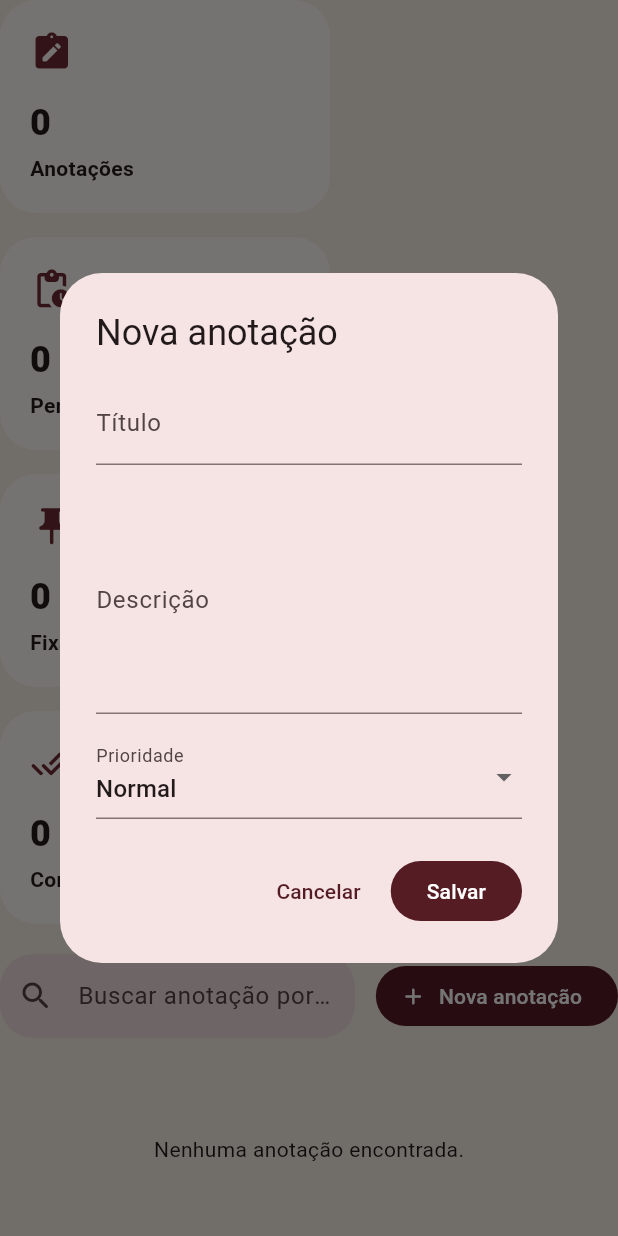
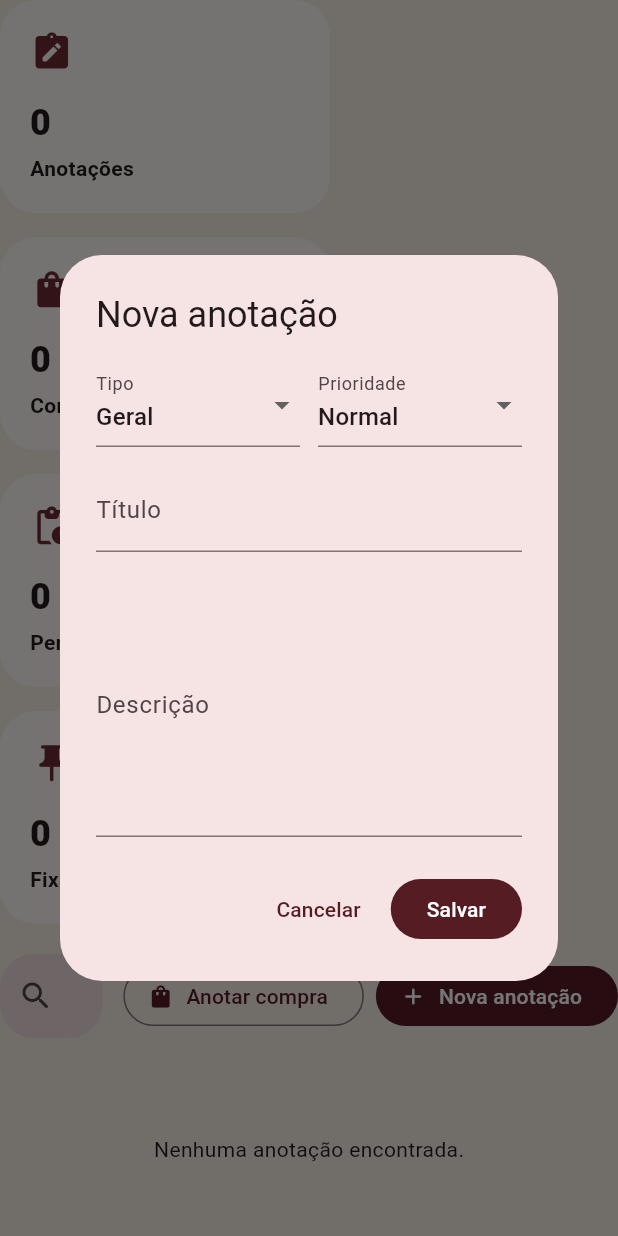
Before and after one commit to willcyber512/acougue_do_leleco, a Flutter app: the NotesScreen widget shown alone on an empty page, opened directly, after a tap on "Nova anotação", on a phone screen of 412 x 824 dp. Run offline on Flutter 3.47's test engine with Material 3 defaults, Android fonts, the phone set to English and light mode, and no system bars; our stand-ins replace go_router, pdf, printing, shared_preferences; accounts and stored records are empty.

Commit message:
Melhora anotacoes com tipo compra

```diff
--- a/lib/core/constants/app_constants.dart
+++ b/lib/core/constants/app_constants.dart
@@ -2,5 +2,5 @@ class AppConstants {
   AppConstants._();
 
   static const String appName = 'Açougue do Leleco';
-  static const String appVersion = '1.3.0';
+  static const String appVersion = '1.4.0';
 }
--- a/lib/models/internal_note.dart
+++ b/lib/models/internal_note.dart
@@ -24,11 +24,44 @@ NotePriority notePriorityFromName(String? value) {
   );
 }
 
+enum NoteKind {
+  general,
+  purchase,
+  stock,
+  cash,
+  customer,
+}
+
+extension NoteKindLabel on NoteKind {
+  String get label {
+    switch (this) {
+      case NoteKind.general:
+        return 'Geral';
+      case NoteKind.purchase:
+        return 'Compra';
+      case NoteKind.stock:
+        return 'Estoque';
+      case NoteKind.cash:
+        return 'Caixa';
+      case NoteKind.customer:
+        return 'Cliente/fiado';
+    }
+  }
+}
+
+NoteKind noteKindFromName(String? value) {
+  return NoteKind.values.firstWhere(
+    (kind) => kind.name == value,
+    orElse: () => NoteKind.general,
+  );
+}
+
 class InternalNote {
   const InternalNote({
     required this.id,
     required this.title,
     required this.content,
+    required this.kind,
     required this.priority,
     required this.pinned,
     required this.done,
@@ -39,6 +72,7 @@ class InternalNote {
   final String id;
   final String title;
   final String content;
+  final NoteKind kind;
   final NotePriority priority;
   final bool pinned;
   final bool done;
@@ -49,6 +83,7 @@ class InternalNote {
     String? id,
     String? title,
     String? content,
+    NoteKind? kind,
     NotePriority? priority,
     bool? pinned,
     bool? done,
@@ -59,6 +94,7 @@ class InternalNote {
       id: id ?? this.id,
       title: title ?? this.title,
       content: content ?? this.content,
+      kind: kind ?? this.kind,
       priority: priority ?? this.priority,
       pinned: pinned ?? this.pinned,
       done: done ?? this.done,
@@ -72,6 +108,7 @@ class InternalNote {
       'id': id,
       'title': title,
       'content': content,
+      'kind': kind.name,
       'priority': priority.name,
       'pinned': pinned,
       'done': done,
@@ -85,6 +122,7 @@ class InternalNote {
       id: map['id']?.toString() ?? '',
       title: map['title']?.toString() ?? '',
       content: map['content']?.toString() ?? '',
+      kind: noteKindFromName(map['kind']?.toString()),
       priority: notePriorityFromName(map['priority']?.toString()),
       pinned: _toBool(map['pinned']),
       done: _toBool(map['done']),
--- a/lib/providers/notes_provider.dart
+++ b/lib/providers/notes_provider.dart
@@ -48,7 +48,8 @@ class NotesProvider extends ChangeNotifier {
     final result = _notes.where((note) {
       return note.title.toLowerCase().contains(term) ||
           note.content.toLowerCase().contains(term) ||
-          note.priority.label.toLowerCase().contains(term);
+          note.priority.label.toLowerCase().contains(term) ||
+          note.kind.label.toLowerCase().contains(term);
     }).toList();
 
     result.sort((a, b) {
@@ -88,6 +89,7 @@ class NotesProvider extends ChangeNotifier {
   void addNote({
     required String title,
     required String content,
+    required NoteKind kind,
     required NotePriority priority,
   }) {
     final now = DateTime.now();
@@ -96,6 +98,7 @@ class NotesProvider extends ChangeNotifier {
       id: now.microsecondsSinceEpoch.toString(),
       title: title.trim(),
       content: content.trim(),
+      kind: kind,
       priority: priority,
       pinned: false,
       done: false,
--- a/lib/screens/notes/notes_screen.dart
+++ b/lib/screens/notes/notes_screen.dart
@@ -37,6 +37,17 @@ class NotesScreen extends StatelessWidget {
                 SizedBox(
                   width: 220,
                   child: LelecoMetricCard(
+                    icon: Icons.shopping_bag_rounded,
+                    title: 'Compras anotadas',
+                    value: provider.notes
+                        .where((note) => note.kind == NoteKind.purchase)
+                        .length
+                        .toString(),
+                  ),
+                ),
+                SizedBox(
+                  width: 220,
+                  child: LelecoMetricCard(
                     icon: Icons.pending_actions_rounded,
                     title: 'Pendentes',
                     value: provider.pendingCount.toString(),
@@ -48,14 +59,6 @@ class NotesScreen extends StatelessWidget {
                     icon: Icons.push_pin_rounded,
                     title: 'Fixadas',
                     value: provider.pinnedCount.toString(),
-                  ),
-                ),
-                SizedBox(
-                  width: 220,
-                  child: LelecoMetricCard(
-                    icon: Icons.done_all_rounded,
-                    title: 'Concluídas',
-                    value: provider.doneCount.toString(),
                   ),
                 ),
               ],
@@ -94,7 +97,7 @@ class _NotesToolbar extends StatelessWidget {
           child: TextField(
             onChanged: provider.setSearchTerm,
             decoration: InputDecoration(
-              hintText: 'Buscar anotação por título, texto ou prioridade...',
+              hintText: 'Buscar anotação, compra, estoque, caixa ou fiado...',
               prefixIcon: const Icon(Icons.search_rounded),
               filled: true,
               border: OutlineInputBorder(
@@ -105,6 +108,16 @@ class _NotesToolbar extends StatelessWidget {
           ),
         ),
         const SizedBox(width: 14),
+        OutlinedButton.icon(
+          onPressed: () => _openNoteDialog(
+            context,
+            initialKind: NoteKind.purchase,
+            initialTitle: 'Compra de carne',
+          ),
+          icon: const Icon(Icons.shopping_bag_rounded),
+          label: const Text('Anotar compra'),
+        ),
+        const SizedBox(width: 8),
         FilledButton.icon(
           onPressed: () => _openNoteDialog(context),
           icon: const Icon(Icons.add_rounded),
@@ -124,6 +137,7 @@ class _NoteCard extends StatelessWidget {
   Widget build(BuildContext context) {
     final provider = context.read<NotesProvider>();
     final priorityColor = _priorityColor(note.priority);
+    final kindColor = _kindColor(note.kind);
 
     return Card(
       child: Padding(
@@ -135,11 +149,11 @@ class _NoteCard extends StatelessWidget {
               width: 58,
               height: 58,
               decoration: BoxDecoration(
-                color: note.done ? AppColors.success : AppColors.wine900,
+                color: note.done ? AppColors.success : kindColor,
                 borderRadius: BorderRadius.circular(20),
               ),
               child: Icon(
-                note.done ? Icons.check_rounded : Icons.note_alt_rounded,
+                note.done ? Icons.check_rounded : _kindIcon(note.kind),
                 color: AppColors.beige100,
               ),
             ),
@@ -187,6 +201,10 @@ class _NoteCard extends StatelessWidget {
                     spacing: 8,
                     runSpacing: 8,
                     children: [
+                      _SmallChip(
+                        text: note.kind.label,
+                        color: kindColor,
+                      ),
                       _SmallChip(
                         text: note.priority.label,
                         color: priorityColor,
@@ -283,12 +301,18 @@ class _EmptyNotes extends StatelessWidget {
 Future<void> _openNoteDialog(
   BuildContext context, {
   InternalNote? note,
+  NoteKind? initialKind,
+  String? initialTitle,
 }) async {
   final provider = context.read<NotesProvider>();
 
-  final titleController = TextEditingController(text: note?.title ?? '');
+  final titleController = TextEditingController(
+    text: note?.title ?? initialTitle ?? '',
+  );
+
   final contentController = TextEditingController(text: note?.content ?? '');
 
+  var kind = note?.kind ?? initialKind ?? NoteKind.general;
   var priority = note?.priority ?? NotePriority.normal;
 
   await showDialog<void>(
@@ -299,28 +323,33 @@ Future<void> _openNoteDialog(
           return AlertDialog(
             title: Text(note == null ? 'Nova anotação' : 'Editar anotação'),
             content: SizedBox(
-              width: 560,
+              width: 580,
               child: Column(
                 mainAxisSize: MainAxisSize.min,
                 children: [
-                  TextField(
-                    controller: titleController,
+                  Row(
+                    children: [
+                      Expanded(
+                        child: DropdownButtonFormField<NoteKind>(
+                          value: kind,
                           decoration: const InputDecoration(
-                      labelText: 'Título',
-                      hintText: 'Ex: Comprar embalagens',
+                            labelText: 'Tipo',
+                          ),
+                          items: NoteKind.values.map((item) {
+                            return DropdownMenuItem(
+                              value: item,
+                              child: Text(item.label),
+                            );
+                          }).toList(),
+                          onChanged: (value) {
+                            if (value == null) return;
+                            setDialogState(() => kind = value);
+                          },
                         ),
                       ),
-                  const SizedBox(height: 14),
-                  TextField(
-                    controller: contentController,
-                    maxLines: 5,
-                    decoration: const InputDecoration(
-                      labelText: 'Descrição',
-                      hintText: 'Ex: lembrar de comprar sacolas e bandejas',
-                    ),
-                  ),
-                  const SizedBox(height: 14),
-                  DropdownButtonFormField<NotePriority>(
+                      const SizedBox(width: 12),
+                      Expanded(
+                        child: DropdownButtonFormField<NotePriority>(
                           value: priority,
                           decoration: const InputDecoration(
                             labelText: 'Prioridade',
@@ -335,6 +364,28 @@ Future<void> _openNoteDialog(
                             if (value == null) return;
                             setDialogState(() => priority = value);
                           },
+                        ),
+                      ),
+                    ],
+                  ),
+                  const SizedBox(height: 14),
+                  TextField(
+                    controller: titleController,
+                    decoration: const InputDecoration(
+                      labelText: 'Título',
+                      hintText: 'Ex: Compra de carne',
+                    ),
+                  ),
+                  const SizedBox(height: 14),
+                  TextField(
+                    controller: contentController,
+                    maxLines: 6,
+                    decoration: InputDecoration(
+                      labelText: 'Descrição',
+                      hintText: kind == NoteKind.purchase
+                          ? 'Ex: Compramos 30kg de bovina, 12kg de frango e 8kg de linguiça.'
+                          : 'Escreva a anotação aqui...',
+                    ),
                   ),
                 ],
               ),
@@ -358,6 +409,7 @@ Future<void> _openNoteDialog(
                     provider.addNote(
                       title: title,
                       content: content,
+                      kind: kind,
                       priority: priority,
                     );
                   } else {
@@ -365,6 +417,7 @@ Future<void> _openNoteDialog(
                       note.copyWith(
                         title: title,
                         content: content,
+                        kind: kind,
                         priority: priority,
                       ),
                     );
@@ -410,6 +463,36 @@ Future<void> _deleteNote(BuildContext context, InternalNote note) async {
   provider.deleteNote(note.id);
 }
 
+IconData _kindIcon(NoteKind kind) {
+  switch (kind) {
+    case NoteKind.general:
+      return Icons.note_alt_rounded;
+    case NoteKind.purchase:
+      return Icons.shopping_bag_rounded;
+    case NoteKind.stock:
+      return Icons.inventory_2_rounded;
+    case NoteKind.cash:
+      return Icons.payments_rounded;
+    case NoteKind.customer:
+      return Icons.people_alt_rounded;
+  }
+}
+
+Color _kindColor(NoteKind kind) {
+  switch (kind) {
+    case NoteKind.general:
+      return AppColors.wine900;
+    case NoteKind.purchase:
+      return AppColors.brown900;
+    case NoteKind.stock:
+      return AppColors.wine700;
+    case NoteKind.cash:
+      return AppColors.success;
+    case NoteKind.customer:
+      return AppColors.warning;
+  }
+}
+
 Color _priorityColor(NotePriority priority) {
   switch (priority) {
     case NotePriority.low:
--- a/lib/widgets/universal_search_dialog.dart
+++ b/lib/widgets/universal_search_dialog.dart
@@ -298,6 +298,7 @@ List<_SearchResult> _buildResults({
       note.title,
       note.content,
       note.priority.label,
+      note.kind.label,
       note.done ? 'concluida' : 'pendente',
       note.done ? 'concluída' : 'pendente',
     ])) {
@@ -305,7 +306,7 @@ List<_SearchResult> _buildResults({
         _SearchResult(
           title: note.title,
           subtitle:
-              '${note.priority.label} • ${note.done ? 'Concluída' : 'Pendente'} • ${note.content.isEmpty ? 'Sem descrição' : note.content}',
+              '${note.kind.label} • ${note.priority.label} • ${note.done ? 'Concluída' : 'Pendente'} • ${note.content.isEmpty ? 'Sem descrição' : note.content}',
           badge: 'Anotação',
           icon: note.done ? Icons.check_rounded : Icons.note_alt_rounded,
           color: note.done ? AppColors.success : AppColors.wine900,
```
Lines whose indentation alone changed are shown as unchanged.
